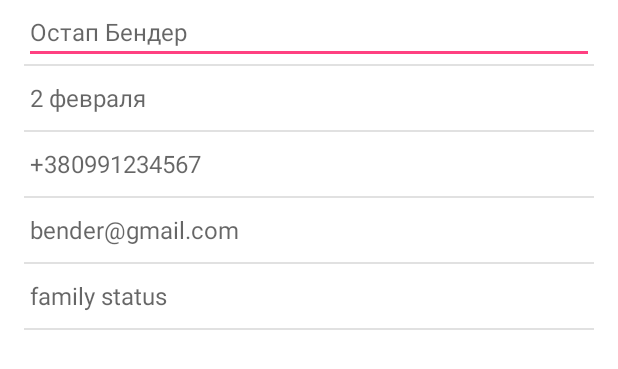
After one commit to akademiya/BestFriend, an Android app: the layout item_edit_contacts.xml on its own in the app's theme, with its tools: preview values and no code run, on a phone screen of 412 x 824 dp. The commit adds this screen. Shown: the top 369 px of the screen. Run offline under Robolectric (Android 15) with nearby library versions, the phone set to English and light mode, and no system bars.

Commit message:
re contact with bug

```diff
--- /dev/null
+++ b/app/src/main/res/layout/item_edit_contacts.xml
@@ -0,0 +1,70 @@
+<?xml version="1.0" encoding="utf-8"?>
+
+<LinearLayout xmlns:android="http://schemas.android.com/apk/res/android"
+    android:layout_width="match_parent"
+    android:layout_height="match_parent"
+    android:background="@color/white"
+    android:orientation="vertical"
+    android:paddingEnd="@dimen/parent_margin"
+    android:paddingStart="@dimen/parent_margin">
+
+    <EditText
+        android:id="@+id/create_contact_name"
+        style="@style/TextStyle_Body2_Primary_Dark"
+        android:layout_width="match_parent"
+        android:layout_height="wrap_content"
+        android:ellipsize="end"
+        android:hint="Остап Бендер"
+        android:inputType="textCapWords"
+        android:maxLines="1" />
+
+    <View style="@style/AppTheme.HorizontalViewDivider" />
+
+    <EditText
+        android:id="@+id/create_contact_birthday"
+        style="@style/TextStyle_Body2_Primary_Dark"
+        android:layout_width="match_parent"
+        android:layout_height="wrap_content"
+        android:ellipsize="end"
+        android:hint="2 февраля"
+        android:inputType="text"
+        android:maxLines="1" />
+
+    <View style="@style/AppTheme.HorizontalViewDivider" />
+
+    <EditText
+        android:id="@+id/create_contact_telephone"
+        style="@style/TextStyle_Body2_Primary_Dark"
+        android:layout_width="match_parent"
+        android:layout_height="wrap_content"
+        android:ellipsize="end"
+        android:hint="+380991234567"
+        android:inputType="phone"
+        android:maxLines="1" />
+
+    <View style="@style/AppTheme.HorizontalViewDivider" />
+
+    <EditText
+        android:id="@+id/create_contact_email"
+        style="@style/TextStyle_Body2_Primary_Dark"
+        android:layout_width="match_parent"
+        android:layout_height="wrap_content"
+        android:ellipsize="end"
+        android:hint="bender@gmail.com"
+        android:inputType="textEmailAddress"
+        android:maxLines="1" />
+
+    <View style="@style/AppTheme.HorizontalViewDivider" />
+
+    <EditText
+        android:id="@+id/create_contact_chukpok"
+        style="@style/TextStyle_Body2_Primary_Dark"
+        android:layout_width="match_parent"
+        android:layout_height="wrap_content"
+        android:ellipsize="end"
+        android:hint="family status"
+        android:inputType="text"
+        android:maxLines="1" />
+
+    <View style="@style/AppTheme.HorizontalViewDivider" />
+</LinearLayout>
--- a/app/src/main/res/layout/view_contact.xml
+++ b/app/src/main/res/layout/view_contact.xml
@@ -52,5 +52,10 @@
             android:layout_gravity="bottom|end"
             android:layout_margin="@dimen/fab_margin"
             android:src="@drawable/ic_add" />
+
+        <include
+            android:id="@+id/list_kido_empty"
+            layout="@layout/view_list_kido_empty"
+            android:visibility="gone" />
     </FrameLayout>
 </LinearLayout>
--- a/app/src/main/res/values/dimens.xml
+++ b/app/src/main/res/values/dimens.xml
@@ -12,7 +12,7 @@
     // Toolbar
     <dimen name="toolbar_title_margin">72dp</dimen>
     <dimen name="toolbar_height">56dp</dimen>
-    <dimen name="menu_icon_margin">16dp</dimen>
+    <dimen name="menu_icon_margin">8dp</dimen>
 
     // List item, view
     <dimen name="item_kido_container">68dp</dimen>
```
Also changed, not shown: app/src/main/java/com/example/user/bestfriends/contacts/Contacts.java (+25 -2 lines), app/src/main/java/com/example/user/bestfriends/contacts/ContactsAdapter.java (deleted, +0 -92 lines), app/src/main/java/com/example/user/bestfriends/contacts/ContactsView.java (+73 -26 lines), app/src/main/java/com/example/user/bestfriends/contacts/adapter/ContactsHolder.java (added, +45 -0 lines), app/src/main/java/com/example/user/bestfriends/contacts/database/SqliteDatabase.java (added, +100 -0 lines), app/src/main/res/layout/item_contact.xml (+49 -0 lines).
